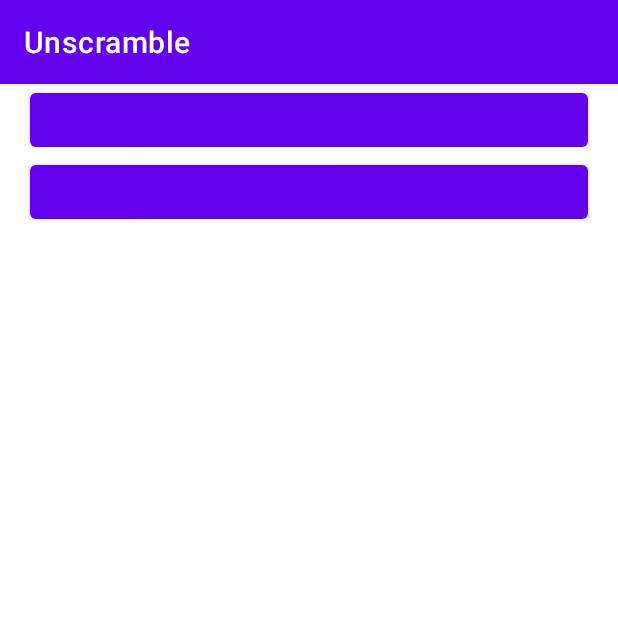
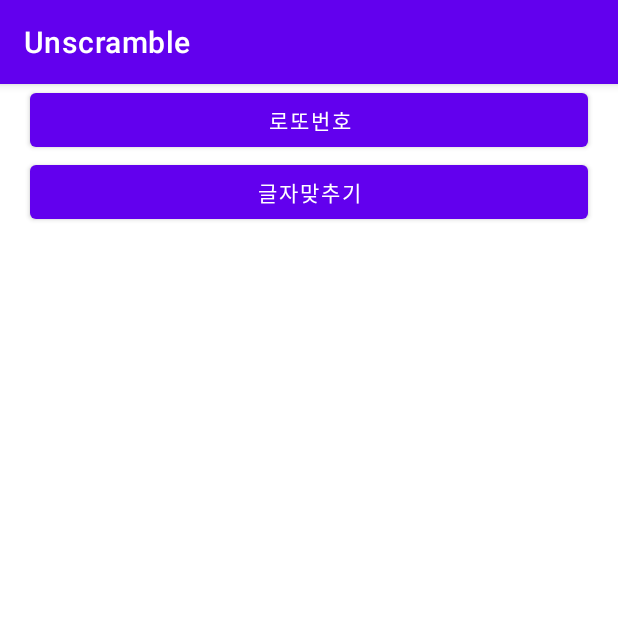
Before and after one commit to moongeon/games, an Android app: the screen it shows after launch (MainActivity), on a phone screen of 412 x 824 dp, the top half of it. Run offline under Robolectric (Android 15) with nearby library versions, the phone set to English and light mode, and no system bars; our stand-ins replace data binding.

Commit message:
수정 : 버튼 문구

```diff
--- a/app/src/main/res/layout/select_fragment.xml
+++ b/app/src/main/res/layout/select_fragment.xml
@@ -17,6 +17,7 @@
 
     <com.google.android.material.button.MaterialButton
         android:id="@+id/btn_lotte"
+        android:text="로또번호"
         android:layout_width="0dp"
         android:layout_height="wrap_content"
         android:layout_marginStart="20dp"
@@ -27,6 +28,7 @@
 
     <com.google.android.material.button.MaterialButton
         android:id="@+id/Scrabble"
+        android:text="글자맞추기"
         android:layout_width="0dp"
         android:layout_height="wrap_content"
         android:layout_marginStart="20dp"
```
